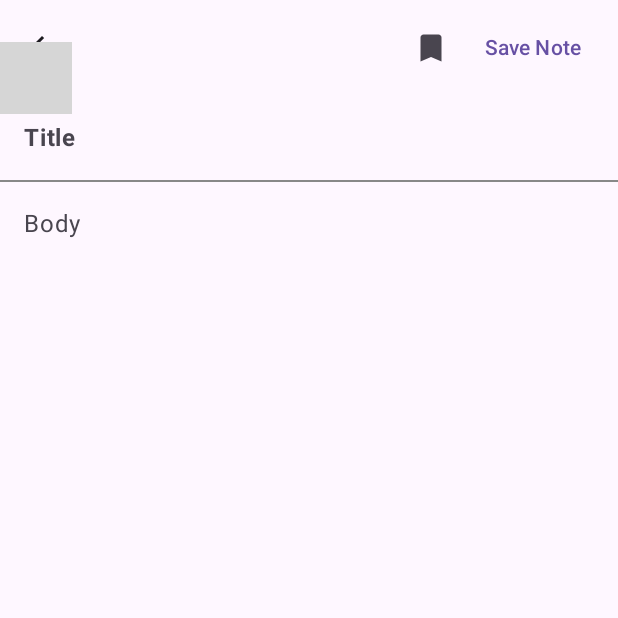
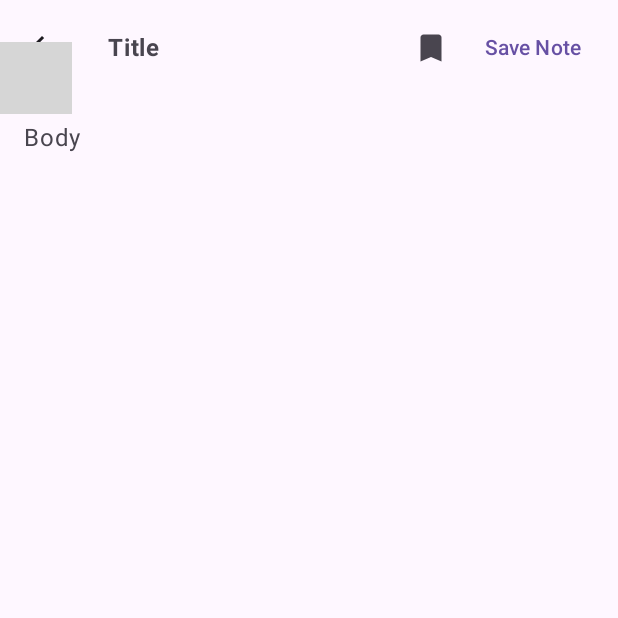
Before and after one commit to GuilhermeIgnacio/Notepad, an Android app built with Jetpack Compose: the composable NotepadApp shown on its own in the app's theme, after a tap on "Create New Note", on a phone screen of 412 x 824 dp, the top half of it. Run offline under Robolectric (Android 15) with nearby library versions, the phone set to English and light mode, and no system bars; libraries missing offline, so code that uses them is left out: io.realm.kotlin; 3 statements that could not run were skipped; grey boxes are pictures that could not be loaded.

Commit message:
moved title textfield to top app bar

```diff
--- a/app/src/main/java/com/guilherme/notepad/presentation/WriteNoteScreen.kt
+++ b/app/src/main/java/com/guilherme/notepad/presentation/WriteNoteScreen.kt
@@ -69,7 +69,23 @@ fun WriteNoteScreen(
 
             topBar = {
                 TopAppBar(
-                    title = {},
+                    title = {
+                        TextField(
+                            value = state.noteTitle ?: "",
+                            onValueChange = { onEvent(NoteEvents.OnNoteTitleChange(it)) },
+                            modifier = Modifier.fillMaxWidth(),
+                            placeholder = { Text(text = "Title", fontWeight = FontWeight.Bold) },
+                            colors = TextFieldDefaults.colors(
+                                disabledTextColor = Color.Transparent,
+                                focusedIndicatorColor = Color.Transparent,
+                                unfocusedIndicatorColor = Color.Transparent,
+                                disabledIndicatorColor = Color.Transparent,
+                                unfocusedContainerColor = Color.Transparent,
+                                focusedContainerColor = Color.Transparent
+                            ),
+                            singleLine = true,
+                        )
+                    },
                     navigationIcon = {
                         IconButton(onClick = { onEvent(NoteEvents.OnCloseNoteSheetClick) }) {
                             Icon(
@@ -103,28 +119,28 @@ fun WriteNoteScreen(
                     .fillMaxWidth()
                     .padding(paddingValues)
             ) {
-                TextField(
-                    value = state.noteTitle ?: "",
-                    onValueChange = { onEvent(NoteEvents.OnNoteTitleChange(value = it)) },
-                    modifier = Modifier.fillMaxWidth(),
-                    placeholder = {
-                        Text(text = "Title", fontWeight = FontWeight.Bold)
-                    },
-                    colors = TextFieldDefaults.colors(
-                        disabledTextColor = Color.Transparent,
-                        focusedIndicatorColor = Color.Transparent,
-                        unfocusedIndicatorColor = Color.Transparent,
-                        disabledIndicatorColor = Color.Transparent,
-                        unfocusedContainerColor = Color.Transparent,
-                        focusedContainerColor = Color.Transparent
-                    ),
-                    singleLine = true,
-                )
-
-                Divider(
-                    thickness = 1.dp,
-                    color = Color.Gray
-                )
+//                TextField(
+//                    value = state.noteTitle ?: "",
+//                    onValueChange = { onEvent(NoteEvents.OnNoteTitleChange(value = it)) },
+//                    modifier = Modifier.fillMaxWidth(),
+//                    placeholder = {
+//                        Text(text = "Title", fontWeight = FontWeight.Bold)
+//                    },
+//                    colors = TextFieldDefaults.colors(
+//                        disabledTextColor = Color.Transparent,
+//                        focusedIndicatorColor = Color.Transparent,
+//                        unfocusedIndicatorColor = Color.Transparent,
+//                        disabledIndicatorColor = Color.Transparent,
+//                        unfocusedContainerColor = Color.Transparent,
+//                        focusedContainerColor = Color.Transparent
+//                    ),
+//                    singleLine = true,
+//                )
+//
+//                Divider(
+//                    thickness = 1.dp,
+//                    color = Color.Gray
+//                )
 
                 TextField(
                     value = state.noteBody ?: "",
@@ -176,7 +192,7 @@ fun NoteDialog(
         },
         title = { Text(text = "Set a Category") },
         text = {
-            /*TODO: Trocar a fonte de input desse textfield*/
+            /*TODO: Category -> Trocar a fonte de input desse textfield (Esta usando a fonte padrão do Compose)*/
             OutlinedTextField(
                 value = state.noteCategory ?: "",
                 onValueChange = { onEvent(NoteEvents.OnNoteCategoryChange(it)) },
```
Also changed, not shown: app/src/main/java/com/guilherme/notepad/presentation/NoteItem.kt (+0 -16 lines).
